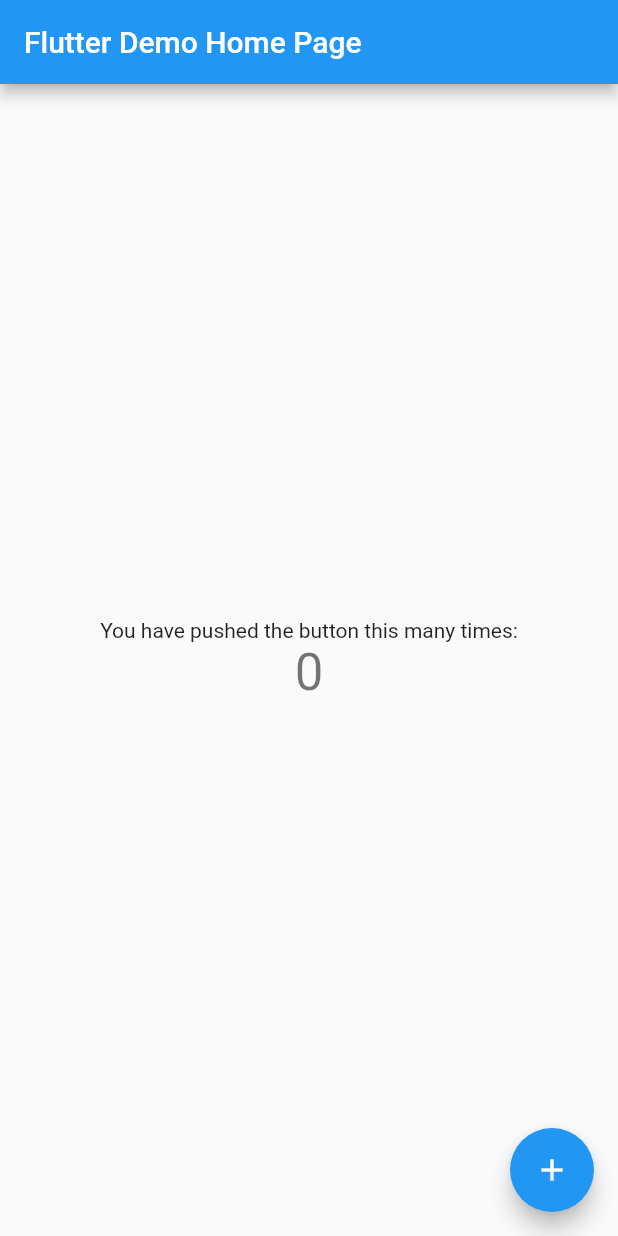
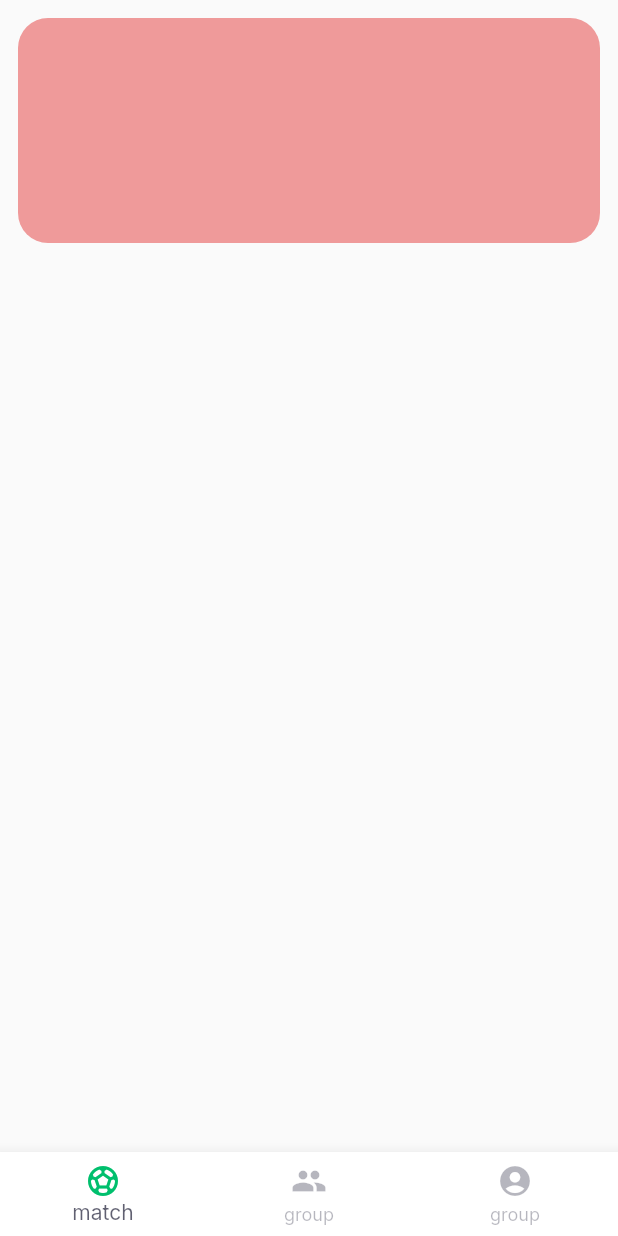
Before and after one commit to waldeck-dev/pronocup, a Flutter app: the screen it shows after launch, on a phone screen of 412 x 824 dp. Run offline on Flutter 3.47's test engine with Material 2 defaults, Android fonts, the phone set to English and light mode, and no system bars; our stand-ins replace google_fonts.

Commit message:
added bottom nav bar
Signed-off-by: JonathanPegaz <pegazjonathan@gmail.com>

```diff
--- /dev/null
+++ b/front/lib/constants.dart
@@ -0,0 +1,10 @@
+import 'package:flutter/material.dart';
+
+const kPrimaryColor = Color(0xFF00BF6D);
+const kSecondaryColor = Color(0xFFFE9901);
+const kContentColorLightTheme = Color(0xFF1D1D35);
+const kContentColorDarkTheme = Color(0xFFF5FCF9);
+const kWarninngColor = Color(0xFFF3BB1C);
+const kErrorColor = Color(0xFFF03738);
+
+const kDefaultPadding = 20.0;
--- a/front/lib/main.dart
+++ b/front/lib/main.dart
@@ -1,4 +1,6 @@
 import 'package:flutter/material.dart';
+import 'package:front/theme.dart';
+import 'package:front/views/mobile/main_view.dart';
 
 void main() {
   runApp(const MyApp());
@@ -12,104 +14,9 @@
   Widget build(BuildContext context) {
     return MaterialApp(
       title: 'Flutter Demo',
-      theme: ThemeData(
-        // This is the theme of your application.
-        //
-        // Try running your application with "flutter run". You'll see the
-        // application has a blue toolbar. Then, without quitting the app, try
-        // changing the primarySwatch below to Colors.green and then invoke
-        // "hot reload" (press "r" in the console where you ran "flutter run",
-        // or simply save your changes to "hot reload" in a Flutter IDE).
-        // Notice that the counter didn't reset back to zero; the application
-        // is not restarted.
-        primarySwatch: Colors.blue,
-      ),
-      home: const MyHomePage(title: 'Flutter Demo Home Page'),
+      theme: lightThemeData(context),
+      darkTheme: darkThemeData(context),
+      home: const MainScreen(),
     );
   }
 }
-
-class MyHomePage extends StatefulWidget {
-  const MyHomePage({Key? key, required this.title}) : super(key: key);
-
-  // This widget is the home page of your application. It is stateful, meaning
-  // that it has a State object (defined below) that contains fields that affect
-  // how it looks.
-
-  // This class is the configuration for the state. It holds the values (in this
-  // case the title) provided by the parent (in this case the App widget) and
-  // used by the build method of the State. Fields in a Widget subclass are
-  // always marked "final".
-
-  final String title;
-
-  @override
-  State<MyHomePage> createState() => _MyHomePageState();
-}
-
-class _MyHomePageState extends State<MyHomePage> {
-  int _counter = 0;
-
-  void _incrementCounter() {
-    setState(() {
-      // This call to setState tells the Flutter framework that something has
-      // changed in this State, which causes it to rerun the build method below
-      // so that the display can reflect the updated values. If we changed
-      // _counter without calling setState(), then the build method would not be
-      // called again, and so nothing would appear to happen.
-      _counter++;
-    });
-  }
-
-  @override
-  Widget build(BuildContext context) {
-    // This method is rerun every time setState is called, for instance as done
-    // by the _incrementCounter method above.
-    //
-    // The Flutter framework has been optimized to make rerunning build methods
-    // fast, so that you can just rebuild anything that needs updating rather
-    // than having to individually change instances of widgets.
-    return Scaffold(
-      appBar: AppBar(
-        // Here we take the value from the MyHomePage object that was created by
-        // the App.build method, and use it to set our appbar title.
-        title: Text(widget.title),
-      ),
-      body: Center(
-        // Center is a layout widget. It takes a single child and positions it
-        // in the middle of the parent.
-        child: Column(
-          // Column is also a layout widget. It takes a list of children and
-          // arranges them vertically. By default, it sizes itself to fit its
-          // children horizontally, and tries to be as tall as its parent.
-          //
-          // Invoke "debug painting" (press "p" in the console, choose the
-          // "Toggle Debug Paint" action from the Flutter Inspector in Android
-          // Studio, or the "Toggle Debug Paint" command in Visual Studio Code)
-          // to see the wireframe for each widget.
-          //
-          // Column has various properties to control how it sizes itself and
-          // how it positions its children. Here we use mainAxisAlignment to
-          // center the children vertically; the main axis here is the vertical
-          // axis because Columns are vertical (the cross axis would be
-          // horizontal).
-          mainAxisAlignment: MainAxisAlignment.center,
-          children: <Widget>[
-            const Text(
-              'You have pushed the button this many times:',
-            ),
-            Text(
-              '$_counter',
-              style: Theme.of(context).textTheme.headline4,
-            ),
-          ],
-        ),
-      ),
-      floatingActionButton: FloatingActionButton(
-        onPressed: _incrementCounter,
-        tooltip: 'Increment',
-        child: const Icon(Icons.add),
-      ), // This trailing comma makes auto-formatting nicer for build methods.
-    );
-  }
-}
--- /dev/null
+++ b/front/lib/theme.dart
@@ -0,0 +1,51 @@
+import 'package:front/constants.dart';
+import 'package:flutter/material.dart';
+import 'package:google_fonts/google_fonts.dart';
+
+ThemeData lightThemeData(BuildContext context) {
+  return ThemeData.light().copyWith(
+    primaryColor: kPrimaryColor,
+    scaffoldBackgroundColor: Colors.white,
+    appBarTheme: appBarTheme,
+    iconTheme: const IconThemeData(color: kContentColorLightTheme),
+    textTheme: GoogleFonts.interTextTheme(Theme.of(context).textTheme)
+        .apply(bodyColor: kContentColorLightTheme),
+    colorScheme: const ColorScheme.light(
+      primary: kPrimaryColor,
+      secondary: kSecondaryColor,
+      error: kErrorColor,
+    ),
+    bottomNavigationBarTheme: BottomNavigationBarThemeData(
+      backgroundColor: Colors.white,
+      selectedItemColor: kContentColorLightTheme.withOpacity(0.7),
+      unselectedItemColor: kContentColorLightTheme.withOpacity(0.32),
+      selectedIconTheme: const IconThemeData(color: kPrimaryColor),
+      showUnselectedLabels: true,
+    ),
+  );
+}
+
+ThemeData darkThemeData(BuildContext context) {
+  return ThemeData.dark().copyWith(
+    primaryColor: kPrimaryColor,
+    scaffoldBackgroundColor: kContentColorLightTheme,
+    appBarTheme: appBarTheme,
+    iconTheme: const IconThemeData(color: kContentColorDarkTheme),
+    textTheme: GoogleFonts.interTextTheme(Theme.of(context).textTheme)
+        .apply(bodyColor: kContentColorDarkTheme),
+    colorScheme: const ColorScheme.dark().copyWith(
+      primary: kPrimaryColor,
+      secondary: kSecondaryColor,
+      error: kErrorColor,
+    ),
+    bottomNavigationBarTheme: BottomNavigationBarThemeData(
+      backgroundColor: kContentColorLightTheme,
+      selectedItemColor: Colors.white70,
+      unselectedItemColor: kContentColorDarkTheme.withOpacity(0.32),
+      selectedIconTheme: const IconThemeData(color: kPrimaryColor),
+      showUnselectedLabels: true,
+    ),
+  );
+}
+
+final appBarTheme = const AppBarTheme(centerTitle: false, elevation: 0);
--- /dev/null
+++ b/front/lib/views/mobile/groups/group_list_view.dart
@@ -0,0 +1,26 @@
+import 'package:flutter/material.dart';
+
+class GroupListView extends StatefulWidget {
+  const GroupListView({Key? key}) : super(key: key);
+
+  @override
+  State<GroupListView> createState() => _GroupListViewState();
+}
+
+class _GroupListViewState extends State<GroupListView> {
+  @override
+  Widget build(BuildContext context) {
+    return Scaffold(
+      appBar: AppBar(
+        title: Text('TEST'),
+      ),
+      body: Center(
+        child: Container(
+          color: Colors.red,
+          height: 150,
+          width: 150,
+        ),
+      ),
+    );
+  }
+}
--- /dev/null
+++ b/front/lib/views/mobile/main_view.dart
@@ -0,0 +1,56 @@
+import 'package:animations/animations.dart';
+import 'package:flutter/material.dart';
+import 'package:front/views/mobile/profile/profile_view.dart';
+import 'groups/group_list_view.dart';
+import 'match/match_list_view.dart';
+
+class MainScreen extends StatefulWidget {
+  const MainScreen({Key? key}) : super(key: key);
+
+  @override
+  State<MainScreen> createState() => _MainScreenState();
+}
+
+class _MainScreenState extends State<MainScreen> {
+  int pageIndex = 0;
+  List<Widget> pageList = <Widget>[
+    const MatchListView(),
+    const GroupListView(),
+    const ProfileView()
+  ];
+  @override
+  Widget build(BuildContext context) {
+    return Scaffold(
+      body: PageTransitionSwitcher(
+        transitionBuilder: (child, primaryAnimation, secondaryAnimation) =>
+            FadeThroughTransition(
+                animation: primaryAnimation,
+                secondaryAnimation: secondaryAnimation,
+                child: child,
+            ),
+        child: pageList[pageIndex],
+        ),
+      bottomNavigationBar: BottomNavigationBar(
+        currentIndex: pageIndex,
+        onTap: (value) {
+          setState(() {
+            pageIndex = value;
+          });
+        },
+        type: BottomNavigationBarType.fixed,
+        items: const [
+          BottomNavigationBarItem(icon: Icon(Icons.sports_soccer), label: "match"),
+          BottomNavigationBarItem(icon: Icon(Icons.group), label: "group"),
+          BottomNavigationBarItem(icon: Icon(Icons.account_circle), label: "group"),
+          /*BottomNavigationBarItem(
+              icon: CircleAvatar(
+                radius: 14,
+                backgroundImage: AssetImage(""),
+              ),
+              label: "Profile"
+          ),*/
+        ],
+      ),
+    );
+  }
+}
--- /dev/null
+++ b/front/lib/views/mobile/match/match_list_view.dart
@@ -0,0 +1,54 @@
+import 'package:flutter/material.dart';
+
+
+class MatchListView extends StatefulWidget {
+  const MatchListView({Key? key}) : super(key: key);
+
+  @override
+  State<MatchListView> createState() => _MatchListViewState();
+}
+
+class _MatchListViewState extends State<MatchListView> {
+  @override
+  Widget build(BuildContext context) {
+    return ListView.separated(
+          padding: const EdgeInsets.all(12),
+          itemCount: 1,
+          separatorBuilder: (context, index) {
+            return const SizedBox(height: 12);
+          },
+          itemBuilder: (context, index) {
+            return matchCard(index);
+          }
+    );
+  }
+}
+
+Widget matchCard(int index) => ClipRRect(
+  borderRadius: BorderRadius.circular(20),
+  child: Container(
+    color: Colors.red.shade200,
+    height: 150,
+    width: double.infinity,
+  ),
+);
+
+/*class MatchCard extends StatelessWidget {
+  const MatchCard({Key? key}) : super(key: key);
+
+  @override
+  Widget build(BuildContext context) {
+    return InkWell(
+      onTap: () {},
+      child: ClipRRect(
+        borderRadius: BorderRadius.circular(20),
+        child: Container(
+          color: Colors.red.shade200,
+          child: Image.network(
+            'https://source.unsplash.com/random?sig'
+          ),
+        ),
+      ),
+    );
+  }
+}*/
--- /dev/null
+++ b/front/lib/views/mobile/profile/profile_view.dart
@@ -0,0 +1,17 @@
+import 'package:flutter/material.dart';
+
+class ProfileView extends StatefulWidget {
+  const ProfileView({Key? key}) : super(key: key);
+
+  @override
+  State<ProfileView> createState() => _ProfileViewState();
+}
+
+class _ProfileViewState extends State<ProfileView> {
+  @override
+  Widget build(BuildContext context) {
+    return Container(
+      child: Text('CCCCCC'),
+    );
+  }
+}
```
Also changed, not shown: front/pubspec.yaml (+8 -1 lines), front/lib/utils/Locator.dart (added), front/lib/views/mobile/match/match_view.dart (added), front/pubspec.lock, 1 other file.
